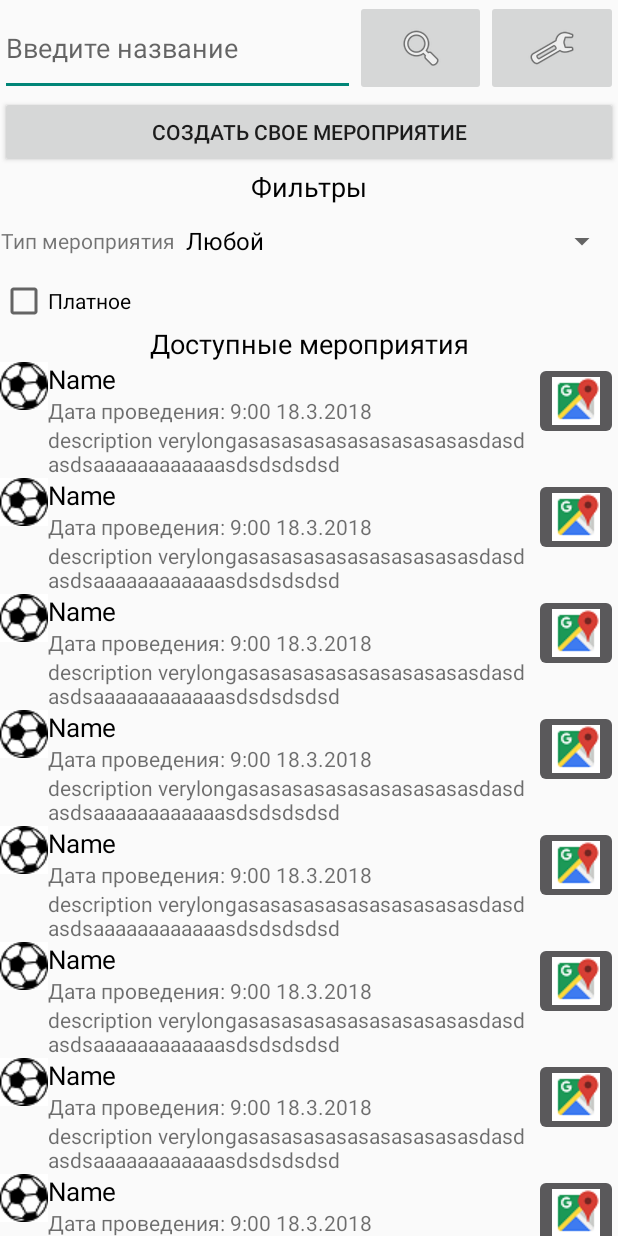
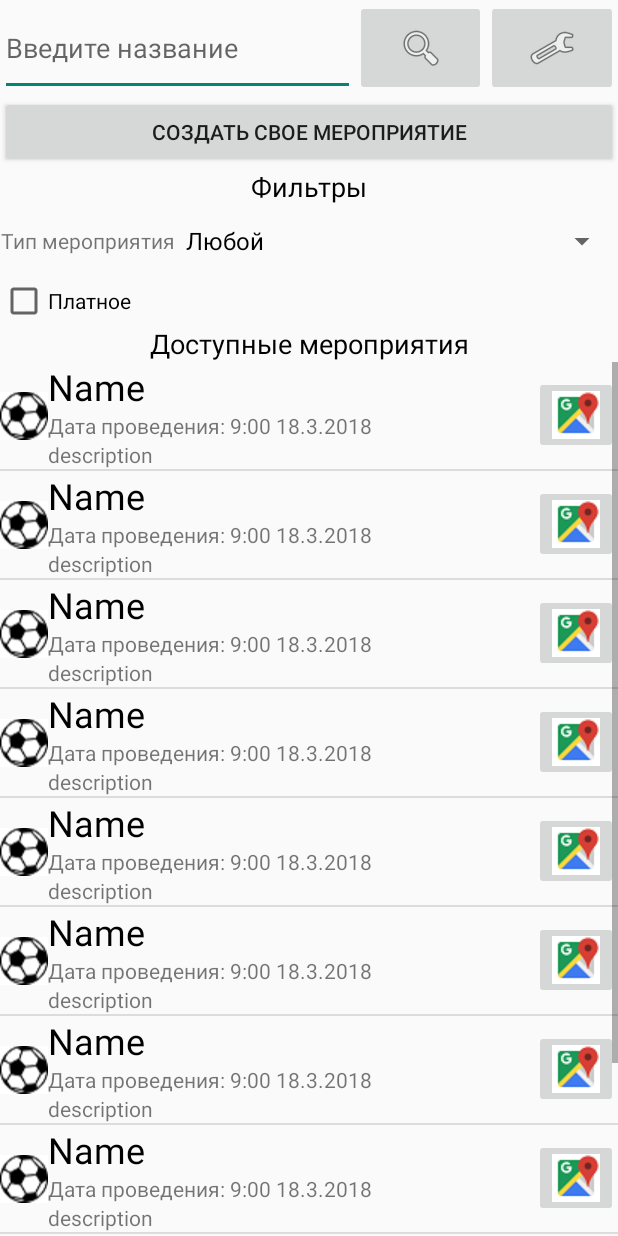
Before and after one commit to rpuxa/SamaraProjectClient, an Android app: the screen it shows after launch (EventListActivity), after a tap on an icon or button, on a phone screen of 412 x 824 dp. Run offline under Robolectric (Android 15) with nearby library versions, the phone set to English and light mode, and no system bars.

Commit message:
Изменена архитектура у EventList

```diff
--- a/app/src/main/java/ru/samara/mapapp/activities/CreateEventActivity.java
+++ b/app/src/main/java/ru/samara/mapapp/activities/CreateEventActivity.java
@@ -14,7 +14,6 @@ import com.google.android.gms.maps.model.LatLng;
 import java.util.ArrayList;
 
 import ru.samara.mapapp.R;
-import ru.samara.mapapp.events.Event;
 import ru.samara.mapapp.events.EventType;
 
 
@@ -71,6 +70,6 @@ public class CreateEventActivity extends AppCompatActivity {
         String longDescription = ((EditText) findViewById(R.id.newEventLongDescription)).getText().toString();
         Integer type = typeSelected;
         int cost = Integer.parseInt(((EditText) findViewById(R.id.newEventLongDescription)).getText().toString());
-        Event event = new Event(1, type, null, name, shortDescription, longDescription, null, cost);
+      //  Event event = new Event(1, type, null, name, shortDescription, longDescription, null, cost);
     }
 }
--- a/app/src/main/java/ru/samara/mapapp/activities/EventListActivity.java
+++ b/app/src/main/java/ru/samara/mapapp/activities/EventListActivity.java
@@ -7,7 +7,7 @@ import android.view.View;
 import android.widget.AdapterView;
 import android.widget.ArrayAdapter;
 import android.widget.CheckBox;
-import android.widget.LinearLayout;
+import android.widget.ListView;
 import android.widget.Spinner;
 
 import com.google.android.gms.maps.model.LatLng;
@@ -24,7 +24,7 @@ import ru.samara.mapapp.events.EventsList;
 
 public class EventListActivity extends AppCompatActivity {
 
-    public static final EventsList list = new EventsList();
+    EventsList list = new EventsList(this);
 
     @Override
     protected void onCreate(Bundle savedInstanceState) {
@@ -32,9 +32,19 @@ public class EventListActivity extends AppCompatActivity {
         setContentView(R.layout.event_list);
         setEventTypeSpinner();
         setListeners();
+        ListView mainEventList = (ListView) findViewById(R.id.mainEventList);
         for (int i = 0; i < 10; i++)
-            list.addEvent(new Event(123, 0, new LatLng(53, 54), "Name", "description verylongasasasasasasasasasasasdasdasdsaaaaaaaaaaaasdsdsdsdsd", "" , new GregorianCalendar(2018, 3, 18, 9, 0), 0));
-
+            list.addEvent(new Event(123,
+                    0,
+                    new LatLng(53, 54),
+                    "Name", "description",
+                    "",
+                    new GregorianCalendar(2018, 3, 18, 9, 0),
+                    0,
+                    mainEventList,
+                    this
+                    ));
+        mainEventList.setAdapter(list);
     }
 
     @Override
@@ -77,12 +87,7 @@ public class EventListActivity extends AppCompatActivity {
 
     private void setListeners() {
         findViewById(R.id.settings).setOnClickListener(v -> ActivityUtils.changeVisible(findViewById(R.id.settingsLayout)));
-        findViewById(R.id.search).setOnClickListener(v -> {
-            LinearLayout container = (LinearLayout) findViewById(R.id.mainList);
-            container.removeAllViews();
-            for (Event event : list.getEvents())
-                container.addView(event.getVisual(this));
-        });
+        findViewById(R.id.search).setOnClickListener(v -> list.notifyDataSetChanged());
         final CheckBox checkBox = (CheckBox) findViewById(R.id.isPaid);
         list.addFilter(event -> checkBox.isChecked() == event.isPaid());
         findViewById(R.id.createEventButton).setOnClickListener(view -> ActivityUtils.changeActivity(this, CreateEventActivity.class));
--- a/app/src/main/java/ru/samara/mapapp/events/Event.java
+++ b/app/src/main/java/ru/samara/mapapp/events/Event.java
@@ -1,12 +1,9 @@
 package ru.samara.mapapp.events;
 
 import android.app.Activity;
-import android.content.Context;
-import android.support.v7.app.AppCompatActivity;
+import android.view.View;
 import android.view.ViewGroup;
-import android.widget.ImageButton;
 import android.widget.ImageView;
-import android.widget.LinearLayout;
 import android.widget.TextView;
 
 import com.google.android.gms.maps.model.LatLng;
@@ -26,7 +23,10 @@ public class Event {
     private GregorianCalendar date;
     private int cost;
 
-    public Event(int id, Integer typeId, LatLng location, String name, String shortDescription, String longDescription, GregorianCalendar date, int cost) {
+    private View view;
+
+    public Event(int id, Integer typeId, LatLng location, String name, String shortDescription, String longDescription,
+                 GregorianCalendar date, int cost, ViewGroup parent, Activity activity) {
         this.id = id;
         this.typeId = typeId;
         this.location = location;
@@ -36,67 +36,25 @@ public class Event {
         this.cost = cost;
         this.longDescription = longDescription;
         type = EventType.getType(typeId);
+        view = makeView(parent, activity);
     }
 
-    public LinearLayout getVisual(final AppCompatActivity activity) {
-        Context context = activity.getApplicationContext();
-        LinearLayout.LayoutParams params = new LinearLayout.LayoutParams(ViewGroup.LayoutParams.MATCH_PARENT, ViewGroup.LayoutParams.WRAP_CONTENT, 1);
-        LinearLayout mainLayout = new LinearLayout(context);
-        mainLayout.setOrientation(LinearLayout.HORIZONTAL);
-        mainLayout.setLayoutParams(params);
-
-        ImageView icon = new ImageView(context);
-        icon.setImageResource(type.getIcon());
-        mainLayout.addView(icon);
-
-        LinearLayout layout0 = new LinearLayout(context);
-        layout0.setLayoutParams(params);
-        layout0.setOrientation(LinearLayout.VERTICAL);
-        mainLayout.addView(layout0);
-
-        TextView name = new TextView(context);
-        name.setText(this.name);
-        name.setLayoutParams(params);
-        name.setTextSize(17);
-        name.setTextColor(context.getResources().getColor(R.color.common_google_signin_btn_text_dark_focused));
-        layout0.addView(name);
-
-        LinearLayout layout1 = new LinearLayout(context);
-        layout1.setLayoutParams(params);
-        layout1.setOrientation(LinearLayout.HORIZONTAL);
-        layout0.addView(layout1);
-
-        LinearLayout layout2 = new LinearLayout(context);
-        layout2.setLayoutParams(params);
-        layout2.setOrientation(LinearLayout.VERTICAL);
-        layout1.addView(layout2);
-
-        TextView date = new TextView(context);
-        date.setLayoutParams(params);
+    private View makeView(ViewGroup parent, Activity activity) {
+        View view = activity.getLayoutInflater().inflate(R.layout.event_example, parent, false);
+        ((ImageView) view.findViewById(R.id.eventIcon)).setImageResource(type.getIcon());
+        ((TextView) view.findViewById(R.id.eventName)).setText(name);
         String dateSt = "Дата проведения: " + this.date.get(Calendar.HOUR) + ":" + ((this.date.get(Calendar.MINUTE) < 10) ? "0" : "")
                 + this.date.get(Calendar.MINUTE) + " " + this.date.get(Calendar.DAY_OF_MONTH) + "." + this.date.get(Calendar.MONTH) + "." +
                 this.date.get(Calendar.YEAR);
-        date.setText(dateSt);
-        date.setTextColor(context.getResources().getColor(R.color.common_google_signin_btn_text_light));
-        layout2.addView(date);
+        ((TextView) view.findViewById(R.id.eventDate)).setText(dateSt);
+        ((TextView) view.findViewById(R.id.eventShortDescription)).setText(shortDescription);
+        view.findViewById(R.id.eventOpenMap).setOnClickListener(v -> MapActivity.gotoLocation(activity, location));
 
-        TextView description = new TextView(context);
-        description.setLayoutParams(params);
-        description.setText(this.shortDescription);
-        description.setTextColor(context.getResources().getColor(R.color.common_google_signin_btn_text_light));
-        layout2.addView(description);
-
-        ImageButton button = new ImageButton(context);
-        button.setImageResource(R.drawable.google_maps_icon);
-        button.setLayoutParams(new LinearLayout.LayoutParams(ViewGroup.LayoutParams.WRAP_CONTENT, ViewGroup.LayoutParams.WRAP_CONTENT, 0));
-        button.setOnClickListener(v -> openMap(activity));
-        mainLayout.addView(button);
-
-        return mainLayout;
+        return view;
     }
 
-    private  void openMap(Activity activity) {
-        MapActivity.gotoLocation(activity, location);
+    public View getView() {
+        return view;
     }
 
     public Integer getTypeId() {
--- a/app/src/main/java/ru/samara/mapapp/events/EventsList.java
+++ b/app/src/main/java/ru/samara/mapapp/events/EventsList.java
@@ -1,17 +1,25 @@
 package ru.samara.mapapp.events;
+
+import android.app.Activity;
+import android.view.View;
+import android.view.ViewGroup;
+import android.widget.BaseAdapter;
 
 import java.util.ArrayList;
 
-public class EventsList {
-    ArrayList<Event> events;
-    ArrayList<EventSearchFilter> filters;
+public class EventsList extends BaseAdapter {
+    private ArrayList<Event> events;
+    private Event[] filteredEvents;
+    private ArrayList<EventSearchFilter> filters;
+    private Activity activity;
 
-    public EventsList() {
+    public EventsList(Activity activity) {
         events = new ArrayList<>();
         filters = new ArrayList<>();
+        this.activity = activity;
     }
 
-    public Event[] getEvents() {
+    private Event[] getEvents() {
         ArrayList<Event> filteredEvents = new ArrayList<>();
         label: for (Event event : events) {
             for (EventSearchFilter filter : filters) {
@@ -31,4 +39,25 @@ public class EventsList {
     public void addEvent(Event event) {
         events.add(event);
     }
+
+    @Override
+    public int getCount() {
+        filteredEvents = getEvents();
+        return filteredEvents.length;
+    }
+
+    @Override
+    public Object getItem(int i) {
+        return filteredEvents[i];
+    }
+
+    @Override
+    public long getItemId(int i) {
+        return i;
+    }
+
+    @Override
+    public View getView(int i, View view, ViewGroup viewGroup) {
+        return filteredEvents[i].getView();
+    }
 }
--- /dev/null
+++ b/app/src/main/res/layout/event_example.xml
@@ -0,0 +1,80 @@
+<?xml version="1.0" encoding="utf-8"?>
+<LinearLayout xmlns:android="http://schemas.android.com/apk/res/android"
+    xmlns:app="http://schemas.android.com/apk/res-auto"
+    xmlns:tools="http://schemas.android.com/tools"
+    android:layout_width="match_parent"
+    android:layout_height="match_parent"
+    tools:context="ru.samara.mapapp.activities.EventListActivity">
+
+
+    <LinearLayout
+        android:layout_width="match_parent"
+        android:layout_height="wrap_content"
+        android:layout_weight="0"
+        android:orientation="horizontal"
+        tools:layout_editor_absoluteX="10dp"
+        tools:layout_editor_absoluteY="9dp">
+
+        <ImageView
+            android:id="@+id/eventIcon"
+            android:layout_width="wrap_content"
+            android:layout_height="match_parent"
+            android:layout_weight="0"
+            app:srcCompat="@drawable/sport" />
+
+        <LinearLayout
+            android:layout_width="match_parent"
+            android:layout_height="wrap_content"
+            android:layout_weight="1"
+            android:orientation="vertical">
+
+            <TextView
+                android:id="@+id/eventName"
+                android:layout_width="match_parent"
+                android:layout_height="wrap_content"
+                android:text="Name"
+                android:textColor="@color/common_google_signin_btn_text_dark_focused"
+                android:textSize="24sp" />
+
+            <LinearLayout
+                android:layout_width="match_parent"
+                android:layout_height="wrap_content"
+                android:layout_weight="1"
+                android:orientation="horizontal">
+
+                <LinearLayout
+                    android:layout_width="match_parent"
+                    android:layout_height="wrap_content"
+                    android:layout_weight="1"
+                    android:orientation="vertical">
+
+                    <TextView
+                        android:id="@+id/eventDate"
+                        android:layout_width="match_parent"
+                        android:layout_height="wrap_content"
+                        android:layout_weight="1"
+                        android:text="date" />
+
+                    <TextView
+                        android:id="@+id/eventShortDescription"
+                        android:layout_width="match_parent"
+                        android:layout_height="wrap_content"
+                        android:layout_weight="1"
+                        android:text="description asdasdasdasdasdasdddddddddddddddddddddddddddddddddddddddasd" />
+
+                </LinearLayout>
+
+            </LinearLayout>
+
+        </LinearLayout>
+
+        <ImageButton
+            android:id="@+id/eventOpenMap"
+            android:layout_width="wrap_content"
+            android:layout_height="wrap_content"
+            android:layout_gravity="center"
+            android:layout_weight="0"
+            app:srcCompat="@drawable/google_maps_icon" />
+
+    </LinearLayout>
+</LinearLayout>
--- a/app/src/main/res/layout/event_list.xml
+++ b/app/src/main/res/layout/event_list.xml
@@ -110,14 +110,10 @@
         android:textColor="@color/common_google_signin_btn_text_dark_focused"
         android:textSize="18sp" />
 
-    <ScrollView
+    <ListView
+        android:id="@+id/mainEventList"
         android:layout_width="match_parent"
-        android:layout_height="match_parent">
+        android:layout_height="match_parent"
+        android:scrollbars="horizontal|vertical" />
 
-        <LinearLayout
-            android:id="@+id/mainList"
-            android:layout_width="match_parent"
-            android:layout_height="wrap_content"
-            android:orientation="vertical" />
-    </ScrollView>
 </LinearLayout>
```
